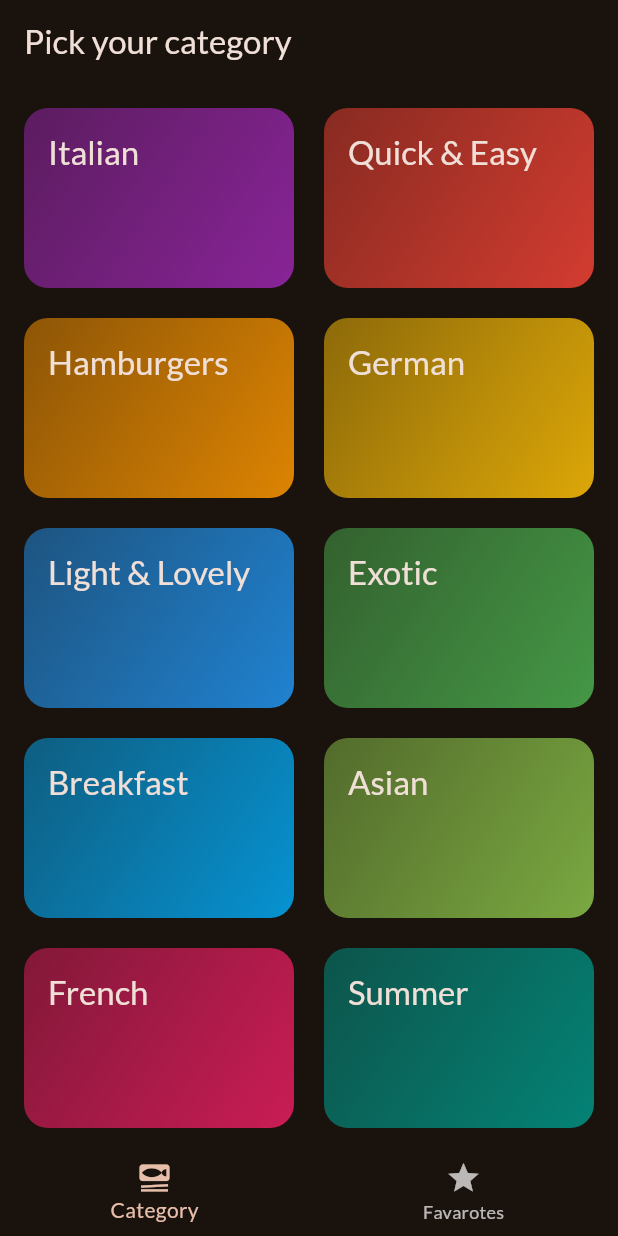
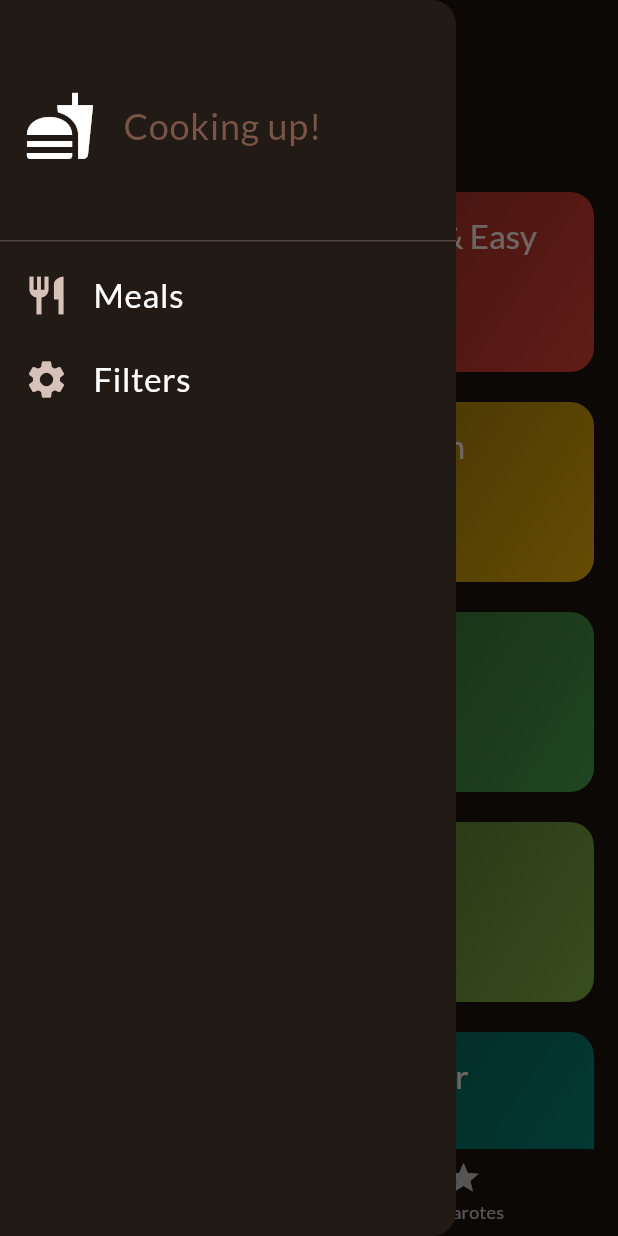
Before and after one commit to Ayushkumar-gitt/Meals_App, a Flutter app: the screen it shows after launch, with the side drawer open (before the commit the screen has no drawer), on a phone screen of 412 x 824 dp. Run offline on Flutter 3.47's test engine with Material 3 defaults, Android fonts, the phone set to English and light mode, and no system bars; our stand-ins replace google_fonts, transparent_image.

Commit message:
Drawer half done

```diff
--- a/lib/screens/Tabs_screen.dart
+++ b/lib/screens/Tabs_screen.dart
@@ -3,6 +3,7 @@ import 'package:meals/models/meal.dart';
 import 'package:meals/screens/Meals_Screen.dart';
 import 'package:meals/screens/categories_screen.dart';
 import 'package:meals/widgets/meals_item.dart';
+import 'package:meals/widgets/the_drawer.dart';
 
 class TabsScreen extends StatefulWidget {
   const TabsScreen({super.key});
@@ -39,8 +40,9 @@ class _TabsScreenState extends State<TabsScreen> {
       activePageTitle = "Your Favourites";
     }
     return Scaffold(
-      // appBar: AppBar(title: Text(activePageTitle)),
+      appBar: AppBar(title: Text(activePageTitle)),
       body: activePage,
+      drawer: TheDrawer(),
       bottomNavigationBar: BottomNavigationBar(
         currentIndex: selectedPageIndex,
         onTap: selectPage,
--- /dev/null
+++ b/lib/widgets/the_drawer.dart
@@ -0,0 +1,39 @@
+import 'package:flutter/material.dart';
+
+class TheDrawer extends StatelessWidget {
+  const TheDrawer({super.key});
+
+  @override
+  Widget build(BuildContext context) {
+    return Drawer(
+      child: Column(
+        children: [
+          DrawerHeader(
+            child: Row(
+              children: [
+                Icon(Icons.fastfood, size: 48),
+                SizedBox(width: 18),
+                Text(
+                  "Cooking up!",
+                  style: TextStyle(color: Colors.brown, fontSize: 24),
+                ),
+              ],
+            ),
+          ),
+          ListTile(
+            leading: Icon(Icons.restaurant,size: 30,),
+            title: Text("Meals",style: TextStyle(fontSize: 22),),
+            textColor: Colors.white,
+            onTap: () {},
+          ),
+          ListTile(
+            leading: Icon(Icons.settings,size: 30,),
+            title: Text("Filters",style: TextStyle(fontSize: 22),),
+            textColor: Colors.white,
+            onTap: () {},
+          ),
+        ],
+      ),
+    );
+  }
+}
```
